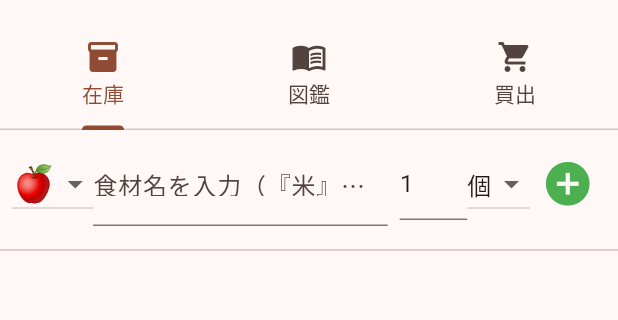
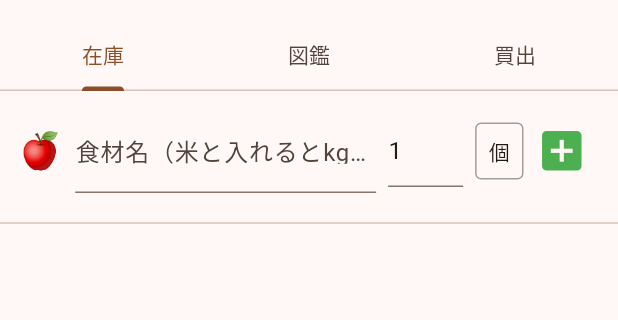
Before and after one commit to cdsa1230126-ai/reizoko_app, a Flutter app: the screen it shows after launch, on a phone screen of 412 x 824 dp, the part 65-385 px from its top. Run offline on Flutter 3.47's test engine with Material 3 defaults, Android fonts, the phone set to English and light mode, and no system bars; our stand-ins replace camera, shared_preferences; missing offline and left inert: dart:html.

Commit message:
Update main.dart

```diff
--- a/lib/main.dart
+++ b/lib/main.dart
@@ -24,7 +24,7 @@ class ReizokoApp extends StatelessWidget {
     return MaterialApp(
       title: '冷蔵庫RPG',
       theme: ThemeData(
-        colorScheme: ColorScheme.fromSeed(seedColor: Colors.orange.shade900),
+        colorScheme: ColorScheme.fromSeed(seedColor: Colors.orange.shade800),
         useMaterial3: true,
       ),
       home: ReizokoHomePage(cameras: cameras),
@@ -63,34 +63,34 @@ class _ReizokoHomePageState extends State<ReizokoHomePage> with TickerProviderSt
       duration: const Duration(milliseconds: 700),
     )..repeat(reverse: true);
 
-    // 食材名の入力を監視して、自動で単位を変える設定
-    _itemController.addListener(_autoDetectRice);
+    // 【重要】入力欄の文字が変わるたびにチェックする設定
+    _itemController.addListener(_onItemNameChanged);
   }
 
   @override
   void dispose() {
-    _itemController.removeListener(_autoDetectRice);
+    _itemController.removeListener(_onItemNameChanged);
     _itemController.dispose();
     _countController.dispose();
     _blinkController.dispose();
     super.dispose();
   }
 
-  // 「米」という文字が入ったら自動で kg と 5 に設定する
-  void _autoDetectRice() {
+  // 入力された名前を見て「kg」にするかどうか判断する
+  void _onItemNameChanged() {
     String text = _itemController.text;
+    // 「米」が含まれているかチェック
     if (text.contains("米") || text.contains("こめ") || text.contains("コメ")) {
       if (_selectedUnit != "kg") {
         setState(() {
-          _selectedUnit = "kg";
-          _selectedIcon = "🍚";
-          _countController.text = "5"; // お米ならとりあえず5kgを提案
+          _selectedUnit = "kg";      // 単位をkgに
+          _selectedIcon = "🍚";      // アイコンをお米に
+          _countController.text = "5"; // とりあえず5kgにセット
         });
       }
     }
   }
 
-  // --- データの保存・読込 ---
   Future<void> _loadData() async {
     final prefs = await SharedPreferences.getInstance();
     setState(() {
@@ -114,7 +114,6 @@ class _ReizokoHomePageState extends State<ReizokoHomePage> with TickerProviderSt
     html.window.speechSynthesis?.speak(utterance);
   }
 
-  // --- 食材追加 ---
   void _addItem() {
     if (_itemController.text.isEmpty) return;
     setState(() {
@@ -130,21 +129,20 @@ class _ReizokoHomePageState extends State<ReizokoHomePage> with TickerProviderSt
       }
       _itemController.clear();
       _countController.text = "1";
-      _selectedUnit = "個"; // 追加後はリセット
+      _selectedUnit = "個";
     });
     _saveData();
-    _speak("新しい魔物を保管したぞ。");
+    _speak("保管完了じゃ。");
   }
 
-  // --- 消費ロジック ---
   void _consumeRice(int index, double goCount) {
     setState(() {
-      double weight = goCount * 0.15; // 1合 = 0.15kg
+      double weight = goCount * 0.15; // 1合=0.15kg
       inventory[index]['count'] -= weight;
       if (inventory[index]['count'] <= 0) {
-        if (!shoppingList.contains(inventory[index]['name'])) shoppingList.add(inventory[index]['name']);
+        shoppingList.add(inventory[index]['name']);
         inventory.removeAt(index);
-        _speak("米が尽きた！買出リストに書いたぞ。");
+        _speak("米が尽きたぞ！");
       }
     });
     _saveData();
@@ -154,7 +152,7 @@ class _ReizokoHomePageState extends State<ReizokoHomePage> with TickerProviderSt
     setState(() {
       inventory[index]['count'] += delta;
       if (inventory[index]['count'] <= 0) {
-        if (!shoppingList.contains(inventory[index]['name'])) shoppingList.add(inventory[index]['name']);
+        shoppingList.add(inventory[index]['name']);
         inventory.removeAt(index);
       }
     });
@@ -169,7 +167,7 @@ class _ReizokoHomePageState extends State<ReizokoHomePage> with TickerProviderSt
         appBar: AppBar(
           title: Text("冷蔵庫RPG - $characterMode"),
           bottom: const TabBar(
-            tabs: [Tab(icon: Icon(Icons.inventory), text: "在庫"), Tab(icon: Icon(Icons.menu_book), text: "図鑑"), Tab(icon: Icon(Icons.shopping_cart), text: "買出")],
+            tabs: [Tab(text: "在庫"), Tab(text: "図鑑"), Tab(text: "買出")],
           ),
         ),
         body: TabBarView(
@@ -183,27 +181,27 @@ class _ReizokoHomePageState extends State<ReizokoHomePage> with TickerProviderSt
     return Column(
       children: [
         Padding(
-          padding: const EdgeInsets.all(8.0),
-          child: Column(
+          padding: const EdgeInsets.all(12.0),
+          child: Row(
             children: [
-              Row(
-                children: [
-                  DropdownButton<String>(
-                    value: _selectedIcon,
-                    items: ["🍎", "🥩", "🥦", "🥛", "🐟", "🍚"].map((s) => DropdownMenuItem(value: s, child: Text(s, style: const TextStyle(fontSize: 24)))).toList(),
-                    onChanged: (v) => setState(() => _selectedIcon = v!),
-                  ),
-                  Expanded(child: TextField(controller: _itemController, decoration: const InputDecoration(labelText: "食材名を入力（『米』で自動切替）"))),
-                  const SizedBox(width: 8),
-                  SizedBox(width: 45, child: TextField(controller: _countController, keyboardType: TextInputType.number)),
-                  DropdownButton<String>(
-                    value: _selectedUnit,
-                    items: ["個", "kg", "g", "本"].map((s) => DropdownMenuItem(value: s, child: Text(s))).toList(),
-                    onChanged: (v) => setState(() => _selectedUnit = v!),
-                  ),
-                  IconButton(icon: const Icon(Icons.add_circle, color: Colors.green, size: 35), onPressed: _addItem),
-                ],
+              Text(_selectedIcon, style: const TextStyle(fontSize: 24)),
+              const SizedBox(width: 8),
+              Expanded(
+                child: TextField(
+                  controller: _itemController,
+                  decoration: const InputDecoration(labelText: "食材名（米と入れるとkgになります）"),
+                ),
               ),
+              const SizedBox(width: 8),
+              SizedBox(width: 50, child: TextField(controller: _countController, keyboardType: TextInputType.number)),
+              const SizedBox(width: 8),
+              // 現在の単位を表示
+              Container(
+                padding: const EdgeInsets.all(8),
+                decoration: BoxDecoration(border: Border.all(color: Colors.grey), borderRadius: BorderRadius.circular(4)),
+                child: Text(_selectedUnit),
+              ),
+              IconButton(icon: const Icon(Icons.add_box, color: Colors.green, size: 35), onPressed: _addItem),
             ],
           ),
         ),
@@ -241,13 +239,6 @@ class _ReizokoHomePageState extends State<ReizokoHomePage> with TickerProviderSt
     );
   }
 
-  Widget _buildBookPage() { return GridView.builder(gridDelegate: const SliverGridDelegateWithFixedCrossAxisCount(crossAxisCount: 3), itemCount: monsterBook.length, itemBuilder: (context, index) {
-    final monster = monsterBook[index];
-    bool inStock = inventory.any((i) => i['name'] == monster['name']);
-    return Card(color: inStock ? Colors.orange.shade50 : Colors.grey.shade200, child: Column(mainAxisAlignment: MainAxisAlignment.center, children: [Text(monster['icon'], style: const TextStyle(fontSize: 30)), Text(monster['name'])]));
-  }); }
-
-  Widget _buildShoppingPage() { return ListView.builder(itemCount: shoppingList.length, itemBuilder: (context, index) {
-    return ListTile(leading: const Icon(Icons.shopping_cart), title: Text(shoppingList[index]), onTap: () => setState(() => shoppingList.removeAt(index)));
-  }); }
+  Widget _buildBookPage() { return const Center(child: Text("図鑑モード")); }
+  Widget _buildShoppingPage() { return const Center(child: Text("買出リスト")); }
 }
```
